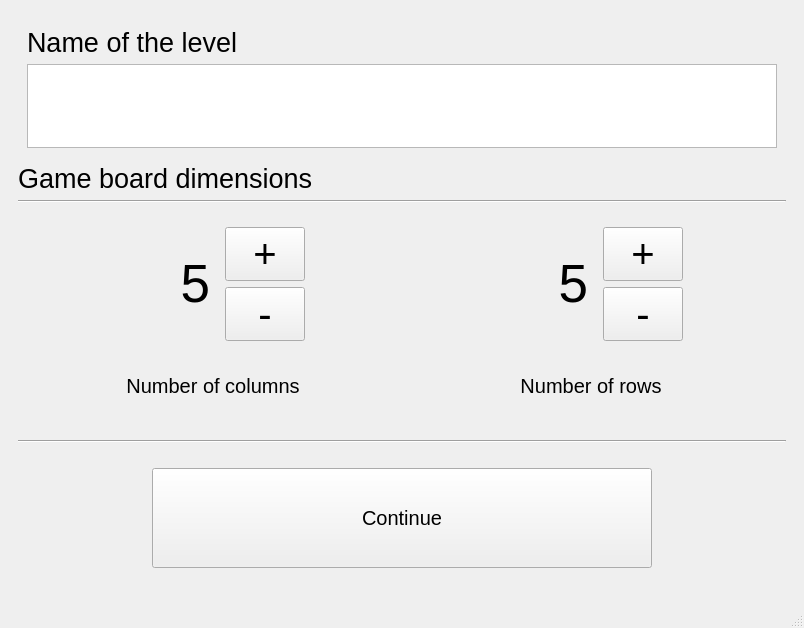
Before: the Qt Designer form zarovka.ui in HRALYB-PYGAME/IFJ, drawn with Qt 5.
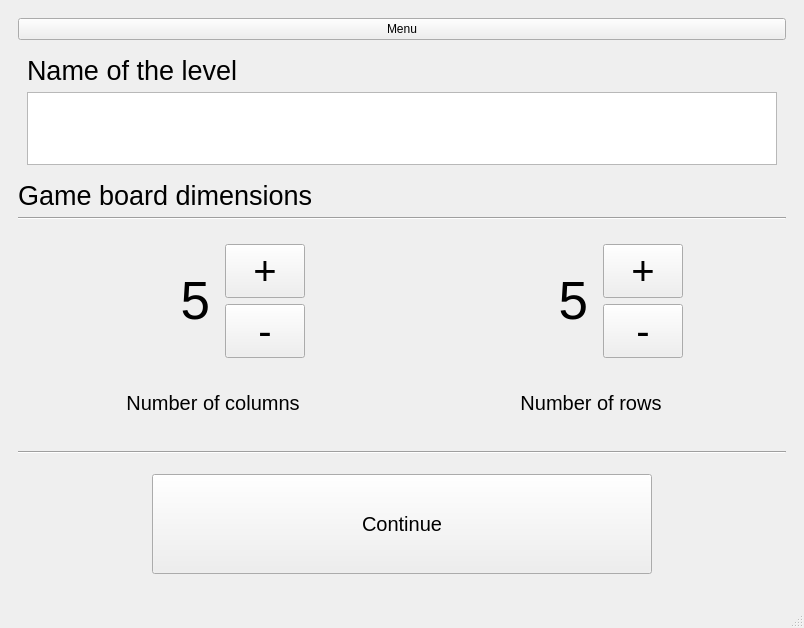
After: the same form once the commit is applied.

Commit message: uz nevim co jsem tady delal

What changed in the file:
```diff
--- a/zarovka.ui
+++ b/zarovka.ui
@@ -651,6 +651,13 @@
       </widget>
       <widget class="QWidget" name="page">
        <layout class="QVBoxLayout" name="verticalLayout_4">
+        <item>
+         <widget class="QPushButton" name="pushButton_5">
+          <property name="text">
+           <string>Menu</string>
+          </property>
+         </widget>
+        </item>
         <item>
          <widget class="QWidget" name="widget_5" native="true">
           <property name="sizePolicy">
```
The commit also changes 2 other files.
